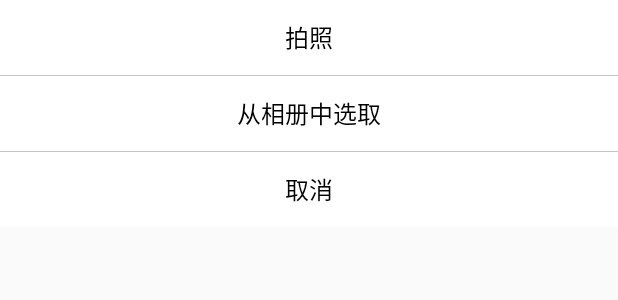
After one commit to ZuiRenA/SchoolGuide, an Android app: the layout pop_person_data.xml on its own in the app's theme, with its tools: preview values and no code run, on a phone screen of 412 x 824 dp. The commit adds this screen. Shown: the top 300 px of the screen. Run offline under Robolectric (Android 15) with nearby library versions, the phone set to English and light mode, and no system bars.

Commit message:
feat:图片pick

```diff
--- a/app/src/main/res/layout/fragment_mine.xml
+++ b/app/src/main/res/layout/fragment_mine.xml
@@ -1,8 +1,8 @@
 <?xml version="1.0" encoding="utf-8"?>
 <com.scwang.smartrefresh.layout.SmartRefreshLayout
-        android:id="@+id/refreshMine"
         xmlns:android="http://schemas.android.com/apk/res/android"
-        xmlns:app="http://schemas.android.com/apk/res-auto" xmlns:tools="http://schemas.android.com/tools"
+        xmlns:app="http://schemas.android.com/apk/res-auto"
+        xmlns:tools="http://schemas.android.com/tools" android:id="@+id/refreshMine"
         android:layout_width="match_parent"
         android:layout_height="match_parent"
         tools:context=".main.MineFragment">
--- /dev/null
+++ b/app/src/main/res/layout/pop_person_data.xml
@@ -0,0 +1,48 @@
+<?xml version="1.0" encoding="utf-8"?>
+<LinearLayout xmlns:android="http://schemas.android.com/apk/res/android"
+              android:orientation="vertical"
+              android:background="@drawable/easter_egg"
+              android:layout_width="match_parent"
+              android:layout_height="wrap_content">
+
+    <TextView
+            android:id="@+id/takePhoto"
+            android:background="@color/white"
+            android:gravity="center"
+            android:textSize="16sp"
+            android:text="@string/take_photo"
+            android:textColor="@color/black"
+            android:layout_width="match_parent"
+            android:layout_height="50dp"/>
+
+    <View
+            android:background="@color/colorPrimaryDark"
+            android:layout_width="wrap_content"
+            android:layout_height="0.5dp"/>
+
+    <TextView
+            android:id="@+id/selectPhoto"
+            android:background="@color/white"
+            android:gravity="center"
+            android:textSize="16sp"
+            android:text="@string/choice_photo"
+            android:textColor="@color/black"
+            android:layout_width="match_parent"
+            android:layout_height="50dp"/>
+
+    <View
+            android:background="@color/colorPrimaryDark"
+            android:layout_width="wrap_content"
+            android:layout_height="0.5dp"/>
+
+    <TextView
+            android:id="@+id/personCancel"
+            android:background="@color/white"
+            android:gravity="center"
+            android:textSize="16sp"
+            android:text="@string/cancel"
+            android:textColor="@color/black"
+            android:layout_width="match_parent"
+            android:layout_height="50dp"/>
+
+</LinearLayout>
--- a/app/src/main/res/values/strings.xml
+++ b/app/src/main/res/values/strings.xml
@@ -25,6 +25,8 @@
     <!--mine-->
     <string name="person_data">个人资料</string>
     <string name="setting">设置</string>
+    <string name="take_photo">拍照</string>
+    <string name="choice_photo">从相册中选取</string>
 
     <!--guide-->
     <string name="guide_time">选择报到时间</string>
--- a/app/src/main/res/values/styles.xml
+++ b/app/src/main/res/values/styles.xml
@@ -23,4 +23,9 @@
         <item name="android:backgroundDimEnabled">true</item>
         <item name="android:backgroundDimAmount">0.5</item>
     </style>
+
+    <style name="popWindow">
+        <item name="android:windowEnterAnimation">@anim/anim_bottom_in</item>
+        <item name="android:windowExitAnimation">@anim/anim_bottom_out</item>
+    </style>
 </resources>
```
Also changed, not shown: app/src/main/java/com/example/schoolguide/mine/PersonDataActivity.kt (+115 -2 lines), app/src/main/java/com/example/schoolguide/util/ImagePickUtil.kt (added, +82 -0 lines), app/src/main/res/anim/anim_bottom_in.xml (added, +7 -0 lines), app/src/main/res/anim/anim_bottom_out.xml (added, +8 -0 lines), app/src/main/res/layout/activity_person_data.xml (+8 -0 lines).
